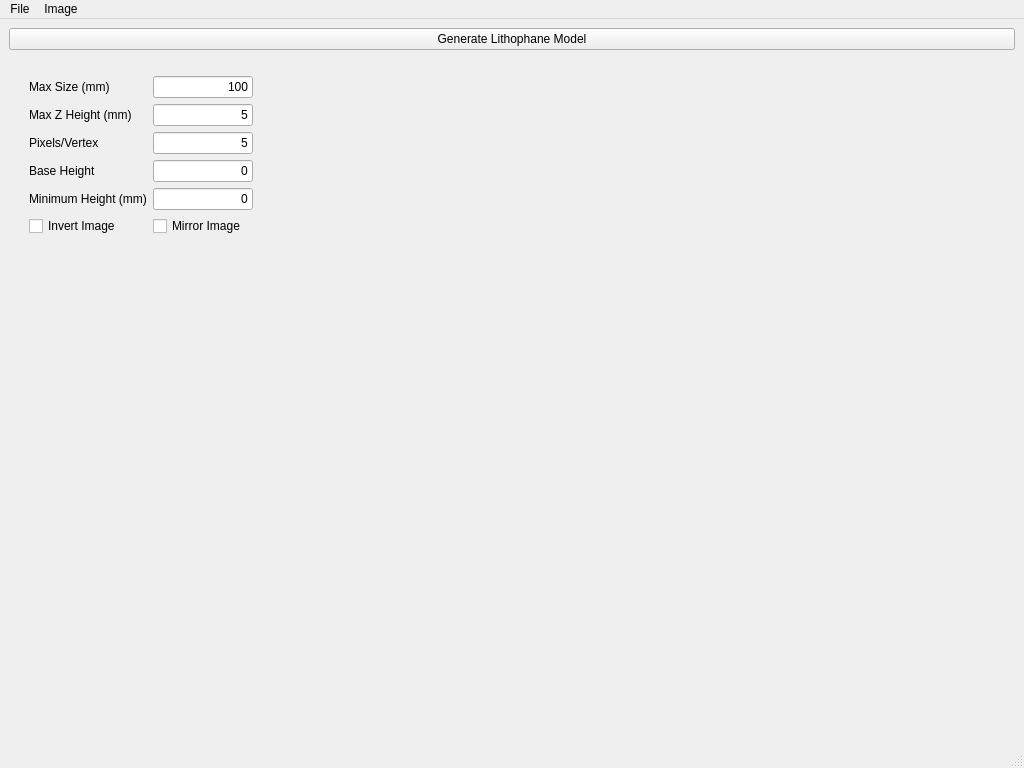
The window that mainwindow.ui (gharley/Lithophane) describes before a commit, drawn with Qt 5.
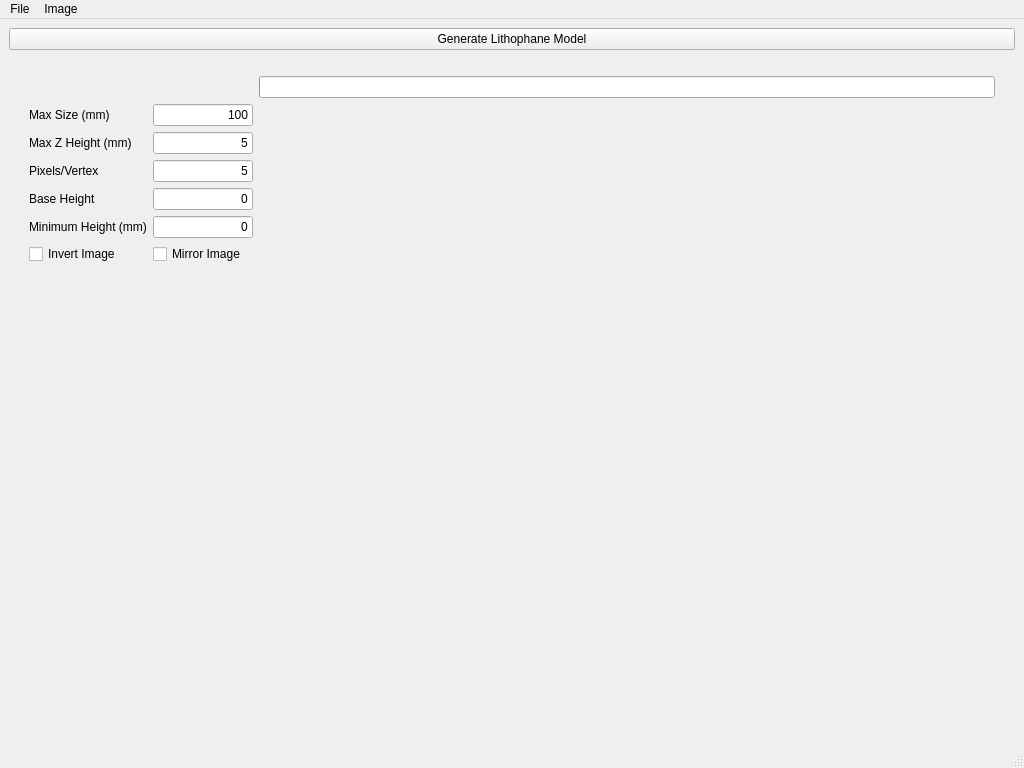
The same window after the commit.

```diff
--- a/mainwindow.ui
+++ b/mainwindow.ui
@@ -35,27 +35,7 @@
       <property name="bottomMargin">
        <number>20</number>
       </property>
-      <item row="0" column="2">
-       <layout class="QHBoxLayout" name="imgLayout" stretch="0">
-        <property name="sizeConstraint">
-         <enum>QLayout::SetNoConstraint</enum>
-        </property>
-        <item>
-         <widget class="QWidget" name="plotWidget" native="true">
-          <property name="sizePolicy">
-           <sizepolicy hsizetype="Expanding" vsizetype="Expanding">
-            <horstretch>0</horstretch>
-            <verstretch>0</verstretch>
-           </sizepolicy>
-          </property>
-          <property name="styleSheet">
-           <string notr="true"/>
-          </property>
-         </widget>
-        </item>
-       </layout>
-      </item>
-      <item row="0" column="0">
+      <item row="1" column="0">
        <layout class="QVBoxLayout" name="verticalLayout">
         <item>
          <layout class="QGridLayout" name="gridLayout">
@@ -272,6 +252,36 @@
         </item>
        </layout>
       </item>
+      <item row="1" column="2">
+       <layout class="QHBoxLayout" name="imgLayout" stretch="0">
+        <property name="sizeConstraint">
+         <enum>QLayout::SetNoConstraint</enum>
+        </property>
+        <item>
+         <widget class="QWidget" name="plotWidget" native="true">
+          <property name="sizePolicy">
+           <sizepolicy hsizetype="Expanding" vsizetype="Expanding">
+            <horstretch>0</horstretch>
+            <verstretch>0</verstretch>
+           </sizepolicy>
+          </property>
+          <property name="styleSheet">
+           <string notr="true"/>
+          </property>
+         </widget>
+        </item>
+       </layout>
+      </item>
+      <item row="0" column="2">
+       <widget class="QProgressBar" name="progressBar">
+        <property name="value">
+         <number>0</number>
+        </property>
+        <property name="textVisible">
+         <bool>false</bool>
+        </property>
+       </widget>
+      </item>
      </layout>
     </item>
     <item row="1" column="0">
```
Left out of the diff: 2 changed lines with no effect on the pictures.
